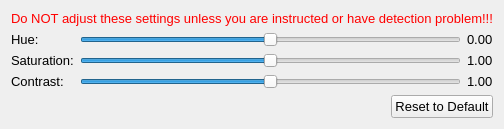
This is videoeffectsetting.ui in brianuuu/AutoControllerHelper as Qt 5 draws it before an edit. The edited form follows.
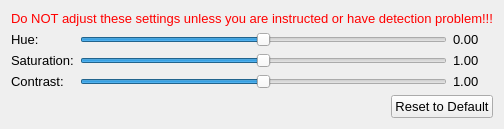
This is the edited form.

Patch:
```diff
--- a/videoeffectsetting.ui
+++ b/videoeffectsetting.ui
@@ -93,6 +93,12 @@
      </item>
      <item row="0" column="2">
       <widget class="QLabel" name="L_Hue">
+       <property name="minimumSize">
+        <size>
+         <width>40</width>
+         <height>0</height>
+        </size>
+       </property>
        <property name="text">
         <string>0.00</string>
        </property>
```
